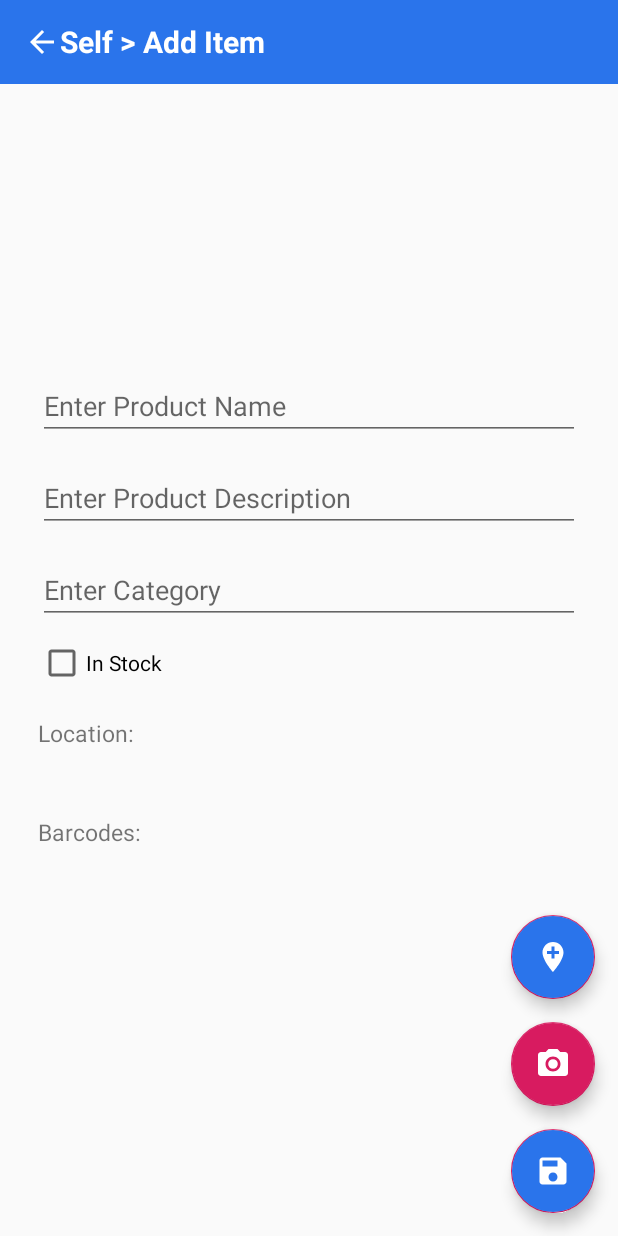
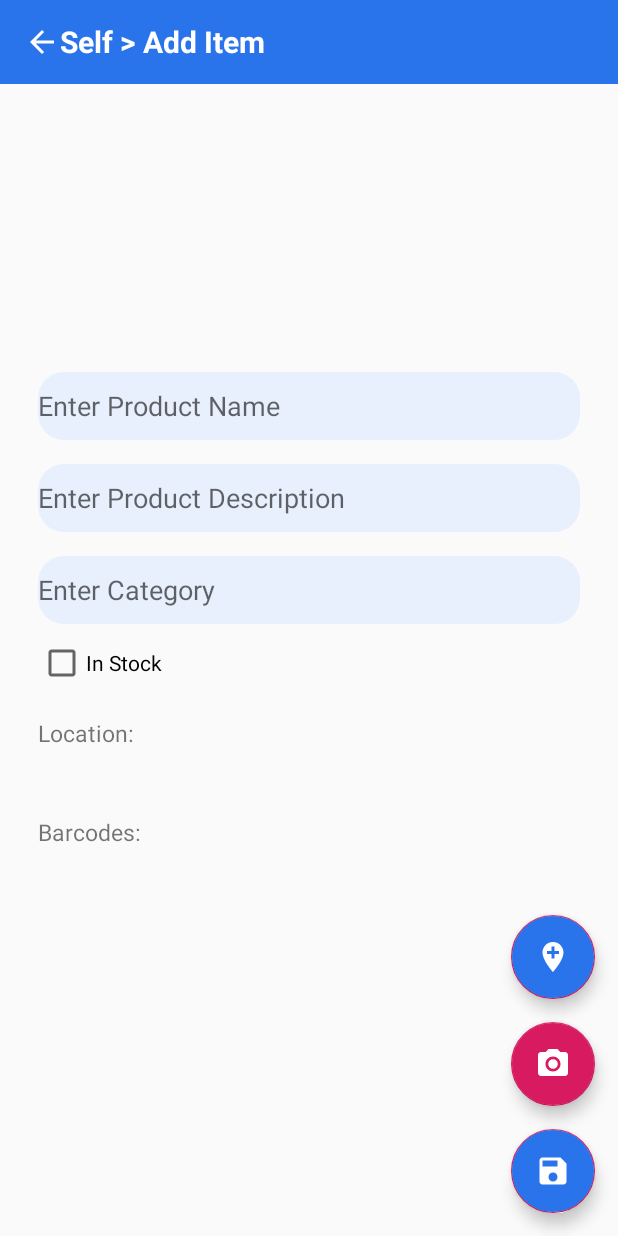
Before and after one commit to prasharsh/roomately, an Android app: the ItemsActivity screen opened directly, with no data from a screen before it, on a phone screen of 412 x 824 dp. Run offline under Robolectric (Android 15) with nearby library versions, the phone set to English and light mode, and no system bars; our stand-ins replace Firebase (no records; nobody signed in at launch, a user with empty details on screens opened directly).

Commit message:
Cosmetic enhancements

```diff
--- /dev/null
+++ b/app/src/main/res/drawable/editext_round_blue.xml
@@ -0,0 +1,7 @@
+<?xml version="1.0" encoding="utf-8"?>
+<shape xmlns:android="http://schemas.android.com/apk/res/android"
+    android:shape="rectangle">
+    <solid android:color="#e8f0fd"/>
+    <corners android:radius="17dp"/>
+
+</shape>
--- a/app/src/main/res/layout/activity_item_crud.xml
+++ b/app/src/main/res/layout/activity_item_crud.xml
@@ -26,7 +26,8 @@
             android:id="@+id/ETProductName"
             android:inputType="text"
             android:layout_width="match_parent"
-            android:layout_height="wrap_content"
+            android:layout_height="45dp"
+            android:background="@drawable/editext_round_blue"
             android:layout_marginTop="16dp"
             android:hint="@string/product_name_hint"
             android:importantForAutofill="no" />
@@ -34,8 +35,8 @@
         <EditText
             android:id="@+id/ETDesc"
             android:layout_width="match_parent"
-            android:layout_height="wrap_content"
-            android:layout_marginTop="16dp"
+            android:layout_height="45dp"
+            android:background="@drawable/editext_round_blue"            android:layout_marginTop="16dp"
             android:inputType="text"
             android:hint="@string/product_desc_hint"
             android:importantForAutofill="no" />
@@ -44,8 +45,8 @@
         <EditText
             android:id="@+id/ETProductCategory"
             android:layout_width="match_parent"
-            android:layout_height="wrap_content"
-            android:inputType="textAutoComplete"
+            android:layout_height="45dp"
+            android:background="@drawable/editext_round_blue"            android:inputType="textAutoComplete"
             android:hint="@string/category_hint"
             android:layout_marginTop="16dp"
             android:importantForAutofill="yes" />
--- a/app/src/main/res/layout/activity_members.xml
+++ b/app/src/main/res/layout/activity_members.xml
@@ -39,7 +39,7 @@
     <Button
         android:layout_width="match_parent"
         android:layout_height="wrap_content"
-        android:backgroundTint="@color/red"
+        android:backgroundTint="#2a74eb"
         android:layout_alignParentBottom="true"
         android:id="@+id/deleteButton"
         android:text="Delete Group"
--- a/app/src/main/res/layout/activity_profile_page.xml
+++ b/app/src/main/res/layout/activity_profile_page.xml
@@ -90,6 +90,7 @@
         app:layout_constraintRight_toRightOf="parent"
         android:layout_marginTop="24dp"
         style="@style/Widget.AppCompat.Button.Colored"
+        android:background="#2a74eb"
         android:text="@string/logout"
         android:padding="20dp"/>
 
--- a/app/src/main/res/layout/activity_registration.xml
+++ b/app/src/main/res/layout/activity_registration.xml
@@ -17,6 +17,8 @@
         android:layout_height="wrap_content"
         android:layout_marginBottom="56dp"
         android:orientation="vertical"
+        android:layout_marginEnd="15dp"
+        android:layout_marginStart="15dp"
         android:weightSum="5"
         app:layout_constraintBottom_toTopOf="@+id/login_link"
         tools:layout_editor_absoluteX="-16dp">
--- a/app/src/main/res/layout/drawer_header.xml
+++ b/app/src/main/res/layout/drawer_header.xml
@@ -9,7 +9,7 @@
         android:layout_width="match_parent"
         android:layout_height="wrap_content"
         android:id="@+id/container"
-        android:background="@color/colorAccent"
+        android:background="@color/actionbar"
         android:padding="25sp"
         app:layout_constraintTop_toTopOf="parent">
         <TextView
--- a/app/src/main/res/layout/tab_dashboard.xml
+++ b/app/src/main/res/layout/tab_dashboard.xml
@@ -2,6 +2,7 @@
 <androidx.constraintlayout.widget.ConstraintLayout xmlns:android="http://schemas.android.com/apk/res/android"
     android:layout_width="match_parent"
     android:layout_height="match_parent"
+    android:background="#e8f0fd"
     xmlns:app="http://schemas.android.com/apk/res-auto">
 
     <LinearLayout
--- a/app/src/main/res/layout/tab_groups.xml
+++ b/app/src/main/res/layout/tab_groups.xml
@@ -58,7 +58,7 @@
         android:layout_height="wrap_content"
         android:src="@drawable/add"
         app:rippleColor="@android:color/holo_red_dark"
-        android:backgroundTint="@android:color/holo_red_light"
+        android:backgroundTint="@color/actionbar"
         android:layout_alignParentBottom="true"
         android:layout_alignParentEnd="true"
         android:layout_margin="15dp"
--- a/app/src/main/res/values/strings.xml
+++ b/app/src/main/res/values/strings.xml
@@ -13,9 +13,9 @@
     <string name="enter_email"> Enter Email</string>
     <string name="enter_password"> Enter Password</string>
     <string name="reg_phone">  Register with Phone Number</string>
-    <string name="reenter_pass">Re-enter Password</string>
-    <string name="product_name_hint">Enter Product Name</string>
-    <string name="product_desc_hint">Enter Product Description</string>
+    <string name="reenter_pass"> Re-enter Password</string>
+    <string name="product_name_hint">  Enter Product Name</string>
+    <string name="product_desc_hint">  Enter Product Description</string>
     <string name="toggle_low_stock">LOW-STOCK</string>
     <string name="toggle_in_stock">IN-STOCK</string>
     <string name="add_item">Add Item</string>
```
Also changed, not shown: app/src/main/res/layout/dialog_add_member.xml (+5 -4 lines), app/src/main/res/layout/dialog_change_password.xml (+9 -3 lines), app/src/main/res/layout/dialog_create_group.xml (+4 -3 lines), app/src/main/res/layout/dialog_edit_name.xml (+4 -5 lines).
